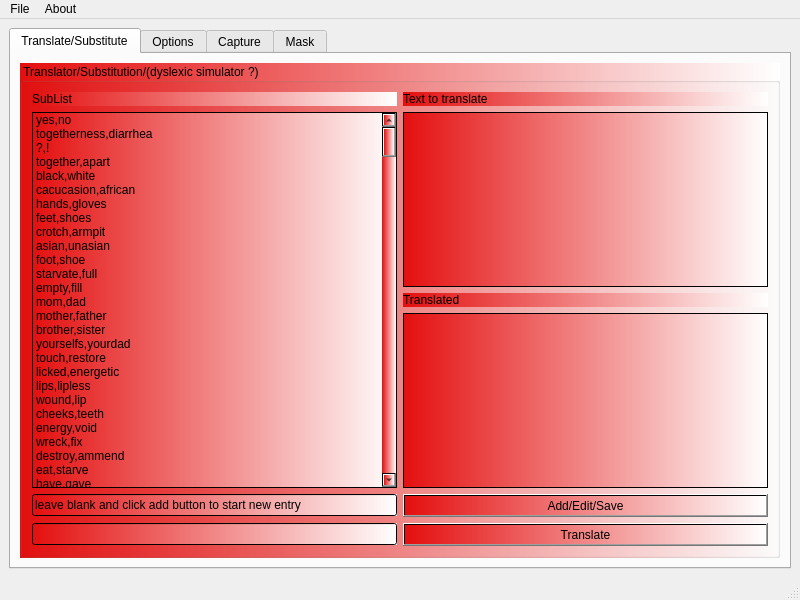
First picture: the form in mainwindow.ui, repository netpipe/RightHand, before the edit.
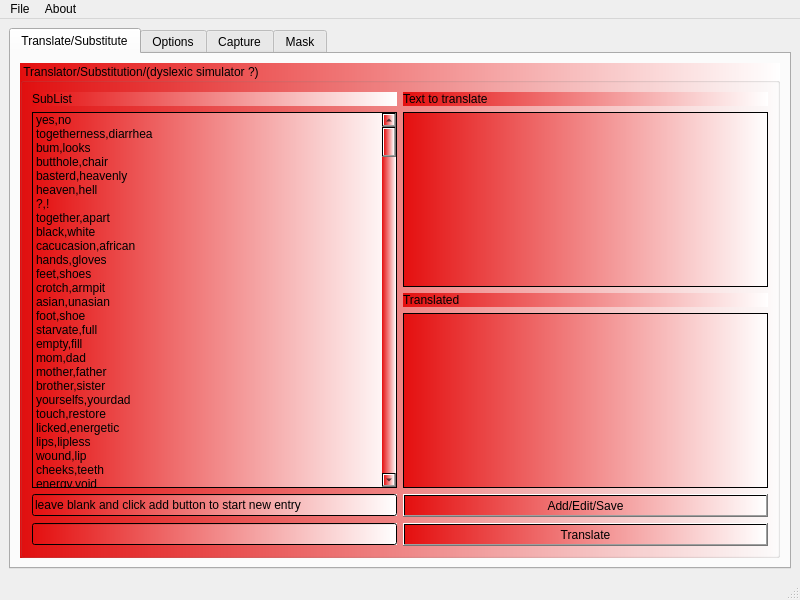
Second picture: the form after the edit.

The edit to the form file:
```diff
--- a/mainwindow.ui
+++ b/mainwindow.ui
@@ -103,6 +103,26 @@
                <string>togetherness,diarrhea</string>
               </property>
              </item>
+             <item>
+              <property name="text">
+               <string>bum,looks</string>
+              </property>
+             </item>
+             <item>
+              <property name="text">
+               <string>butthole,chair</string>
+              </property>
+             </item>
+             <item>
+              <property name="text">
+               <string>basterd,heavenly</string>
+              </property>
+             </item>
+             <item>
+              <property name="text">
+               <string>heaven,hell</string>
+              </property>
+             </item>
              <item>
               <property name="text">
                <string>?,!</string>
```
